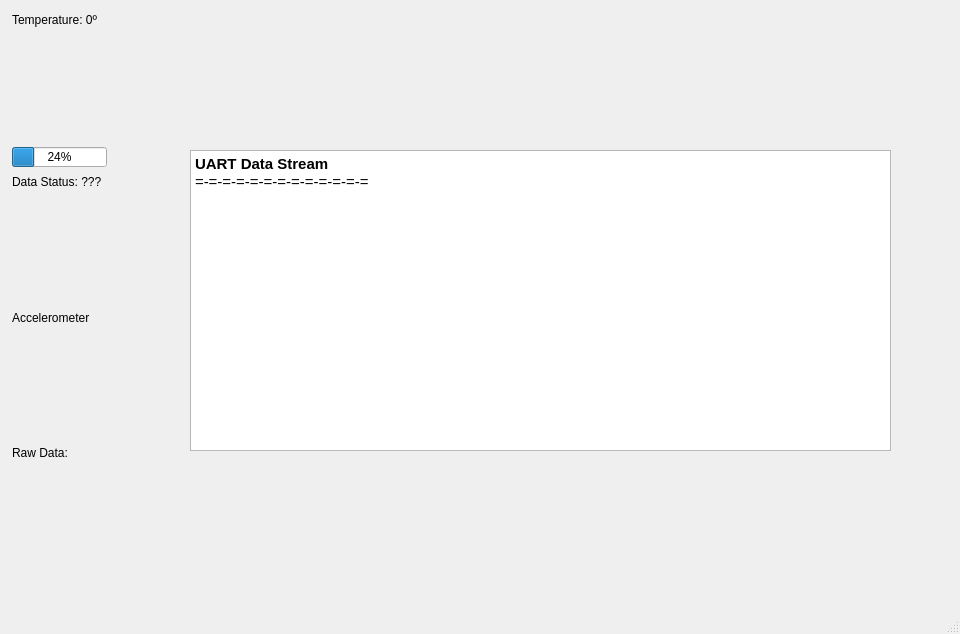
Old version of the form mainwindow.ui in the repository TheSlabby/AIB_GUI.
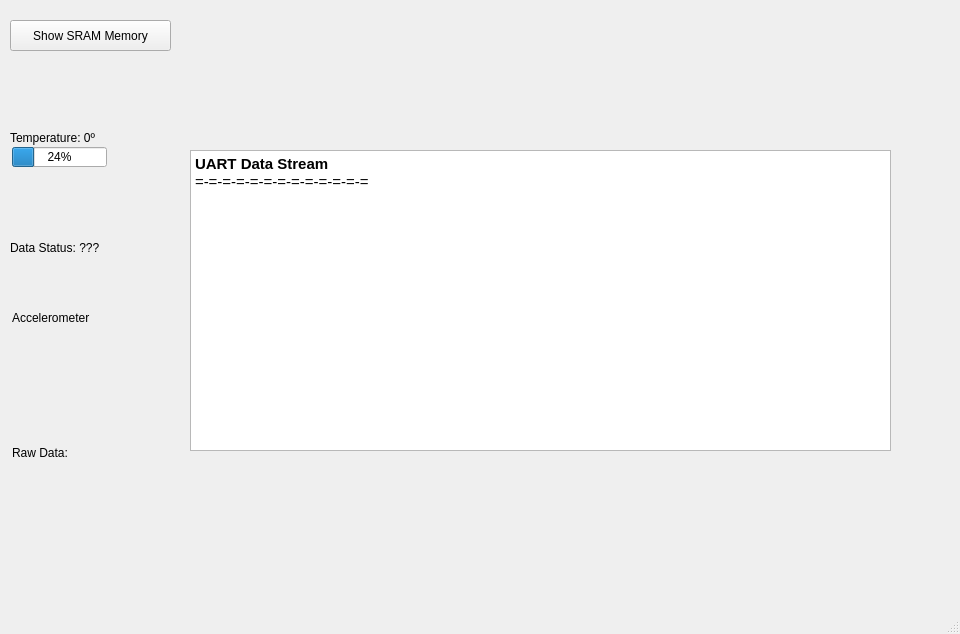
New version of the form.

Commit message: setup SRAM memory snapshot window

Diff of the .ui file:
```diff
--- a/mainwindow.ui
+++ b/mainwindow.ui
@@ -23,8 +23,8 @@
    <widget class="QLabel" name="label">
     <property name="geometry">
      <rect>
-      <x>12</x>
-      <y>12</y>
+      <x>10</x>
+      <y>130</y>
       <width>96</width>
       <height>16</height>
      </rect>
@@ -36,8 +36,8 @@
    <widget class="QLabel" name="label_2">
     <property name="geometry">
      <rect>
-      <x>12</x>
-      <y>174</y>
+      <x>10</x>
+      <y>240</y>
       <width>97</width>
       <height>16</height>
      </rect>
@@ -98,10 +98,26 @@
      <string>&lt;!DOCTYPE HTML PUBLIC &quot;-//W3C//DTD HTML 4.0//EN&quot; &quot;http://www.w3.org/TR/REC-html40/strict.dtd&quot;&gt;
 &lt;html&gt;&lt;head&gt;&lt;meta name=&quot;qrichtext&quot; content=&quot;1&quot; /&gt;&lt;style type=&quot;text/css&quot;&gt;
 p, li { white-space: pre-wrap; }
-&lt;/style&gt;&lt;/head&gt;&lt;body style=&quot; font-family:'Ubuntu Sans'; font-size:11pt; font-weight:400; font-style:normal;&quot;&gt;
-&lt;p style=&quot; margin-top:0px; margin-bottom:0px; margin-left:0px; margin-right:0px; -qt-block-indent:0; text-indent:0px;&quot;&gt;&lt;span style=&quot; font-weight:600;&quot;&gt;UART Data Stream&lt;/span&gt;&lt;/p&gt;
-&lt;p style=&quot; margin-top:0px; margin-bottom:0px; margin-left:0px; margin-right:0px; -qt-block-indent:0; text-indent:0px;&quot;&gt;=-=-=-=-=-=-=-=-=-=-=-=-=&lt;/p&gt;
-&lt;p style=&quot;-qt-paragraph-type:empty; margin-top:0px; margin-bottom:0px; margin-left:0px; margin-right:0px; -qt-block-indent:0; text-indent:0px;&quot;&gt;&lt;br /&gt;&lt;/p&gt;&lt;/body&gt;&lt;/html&gt;</string>
+hr { height: 1px; border-width: 0; }
+li.unchecked::marker { content: &quot;\2610&quot;; }
+li.checked::marker { content: &quot;\2612&quot;; }
+&lt;/style&gt;&lt;/head&gt;&lt;body style=&quot; font-family:'Segoe UI'; font-size:9pt; font-weight:400; font-style:normal;&quot;&gt;
+&lt;p style=&quot; margin-top:0px; margin-bottom:0px; margin-left:0px; margin-right:0px; -qt-block-indent:0; text-indent:0px;&quot;&gt;&lt;span style=&quot; font-family:'Ubuntu Sans'; font-size:11pt; font-weight:600;&quot;&gt;UART Data Stream&lt;/span&gt;&lt;/p&gt;
+&lt;p style=&quot; margin-top:0px; margin-bottom:0px; margin-left:0px; margin-right:0px; -qt-block-indent:0; text-indent:0px;&quot;&gt;&lt;span style=&quot; font-family:'Ubuntu Sans'; font-size:11pt;&quot;&gt;=-=-=-=-=-=-=-=-=-=-=-=-=&lt;/span&gt;&lt;/p&gt;
+&lt;p style=&quot;-qt-paragraph-type:empty; margin-top:0px; margin-bottom:0px; margin-left:0px; margin-right:0px; -qt-block-indent:0; text-indent:0px; font-family:'Ubuntu Sans'; font-size:11pt;&quot;&gt;&lt;br /&gt;&lt;/p&gt;&lt;/body&gt;&lt;/html&gt;</string>
+    </property>
+   </widget>
+   <widget class="QPushButton" name="sramMemoryButton">
+    <property name="geometry">
+     <rect>
+      <x>10</x>
+      <y>20</y>
+      <width>161</width>
+      <height>31</height>
+     </rect>
+    </property>
+    <property name="text">
+     <string>Show SRAM Memory</string>
     </property>
    </widget>
   </widget>
```
Left out of the diff: 6 changed lines with no effect on the pictures. The commit also changes 6 other files.
